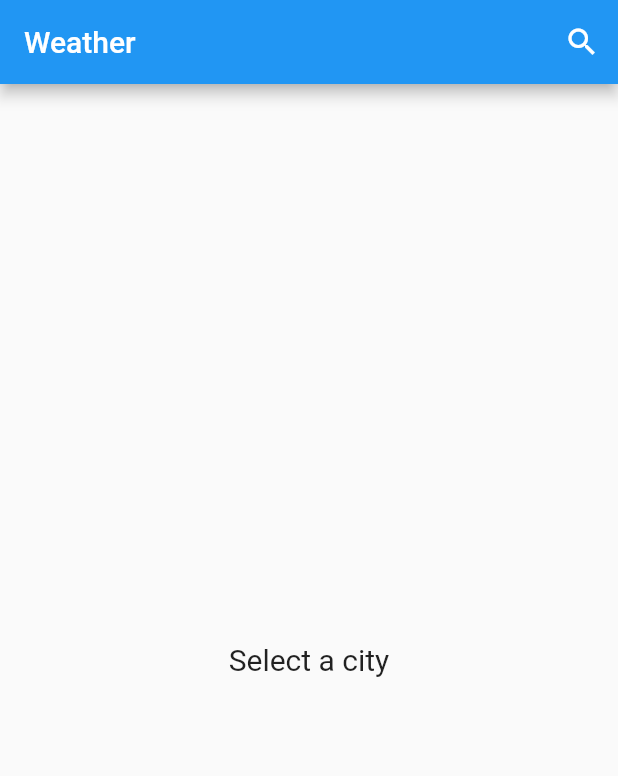
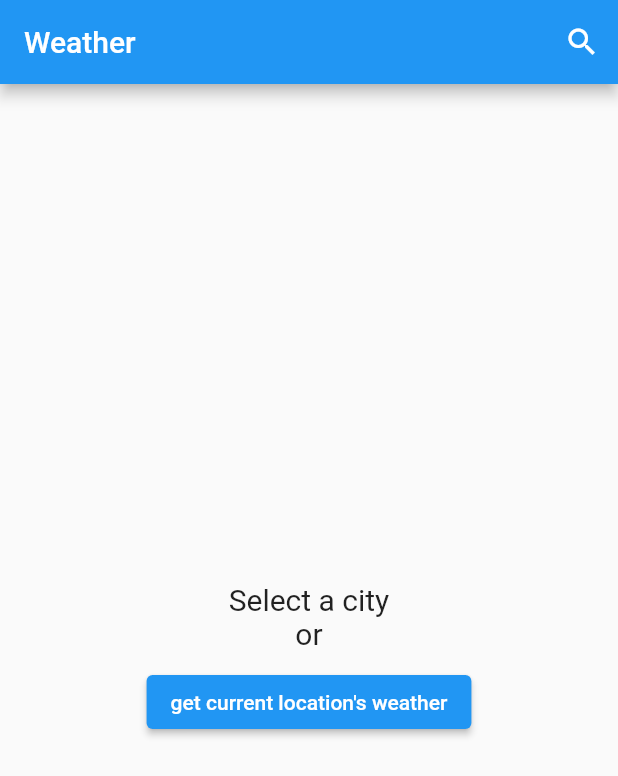
Before and after one commit to massimilianoporzio/weather_cubit, a Flutter app: the screen it shows after launch, after a tap on "OK", on a phone screen of 412 x 824 dp. Shown: the top 776 px of the screen. Run offline on Flutter 3.47's test engine with Material 2 defaults, Android fonts, the light colour scheme and no system bars; our stand-ins replace bloc, dartz, envied, equatable, flutter_bloc, geolocator and 1 more; generated files the repository leaves out were written again.

Commit message:
opzione per prendere il tempo del luogo

```diff
--- a/lib/features/weather/presentation/pages/home_page.dart
+++ b/lib/features/weather/presentation/pages/home_page.dart
@@ -3,6 +3,7 @@ import 'package:flutter_bloc/flutter_bloc.dart';
 import 'package:openweather_cubit/core/presentation/widgets/error_dialog.dart';
 import 'package:openweather_cubit/features/weather/presentation/cubit/weather_cubit.dart';
 import 'package:openweather_cubit/features/weather/presentation/pages/search_page.dart';
+import 'package:openweather_cubit/features/weather/presentation/widgets/select_city_or_get_location.dart';
 
 class HomePage extends StatefulWidget {
   const HomePage({super.key});
@@ -60,12 +61,7 @@ class _HomePageState extends State<HomePage> {
       },
       builder: (context, state) {
         if (state.status == WeatherStatus.initial) {
-          return const Center(
-            child: Text(
-              'Select a city',
-              style: TextStyle(fontSize: 20),
-            ),
-          );
+          return const SelectCityOrGetLocationWidget();
         } else if (state.status == WeatherStatus.loading) {
           return Center(
             child: Column(
@@ -91,12 +87,7 @@ class _HomePageState extends State<HomePage> {
           );
         } else if (state.status == WeatherStatus.error &&
             state.weather.name == '') {
-          return const Center(
-            child: Text(
-              'Select a city',
-              style: TextStyle(fontSize: 20),
-            ),
-          );
+          return const SelectCityOrGetLocationWidget();
         } else {
           return SizedBox();
         }
--- /dev/null
+++ b/lib/features/weather/presentation/widgets/select_city_or_get_location.dart
@@ -0,0 +1,32 @@
+import 'package:flutter/material.dart';
+import 'package:flutter_bloc/flutter_bloc.dart';
+import 'package:openweather_cubit/features/weather/presentation/cubit/weather_cubit.dart';
+
+class SelectCityOrGetLocationWidget extends StatelessWidget {
+  const SelectCityOrGetLocationWidget({super.key});
+
+  @override
+  Widget build(BuildContext context) {
+    return Center(
+      child: Column(
+        mainAxisAlignment: MainAxisAlignment.center,
+        children: [
+          const Text(
+            'Select a city\nor',
+            textAlign: TextAlign.center,
+            style: TextStyle(fontSize: 20),
+          ),
+          const SizedBox(
+            height: 10,
+          ),
+          ElevatedButton(
+            onPressed: () {
+              context.read<WeatherCubit>().fetchWeatherFromCurrentLocation();
+            },
+            child: const Text('get current location\'s weather'),
+          ),
+        ],
+      ),
+    );
+  }
+}
```
